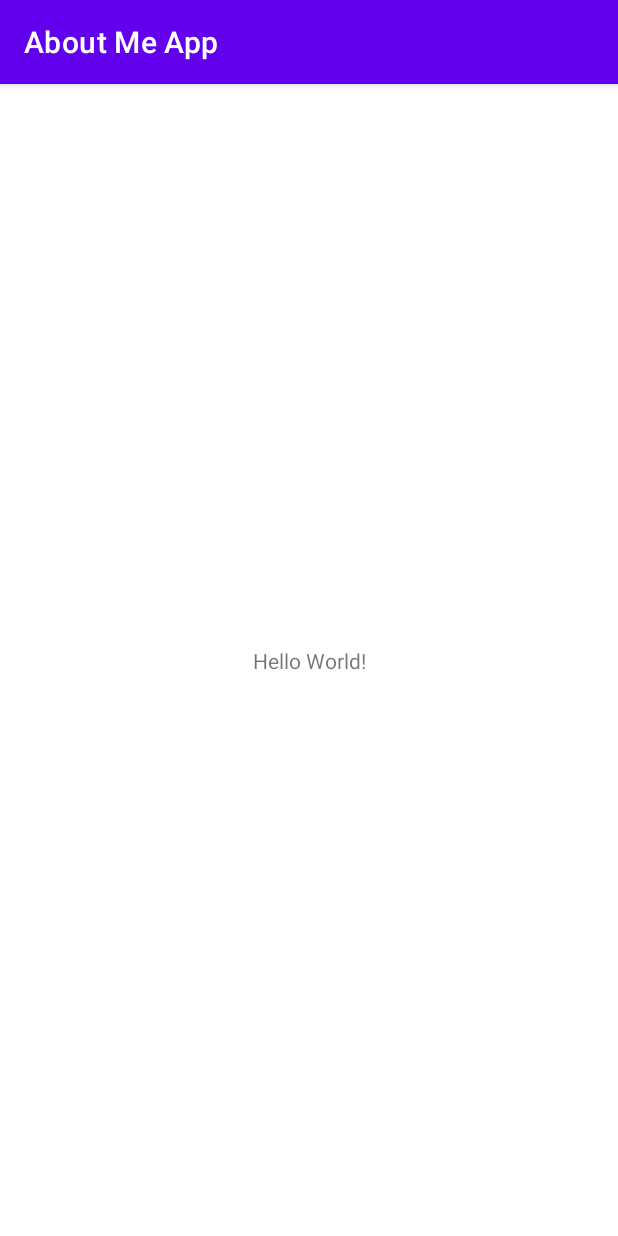
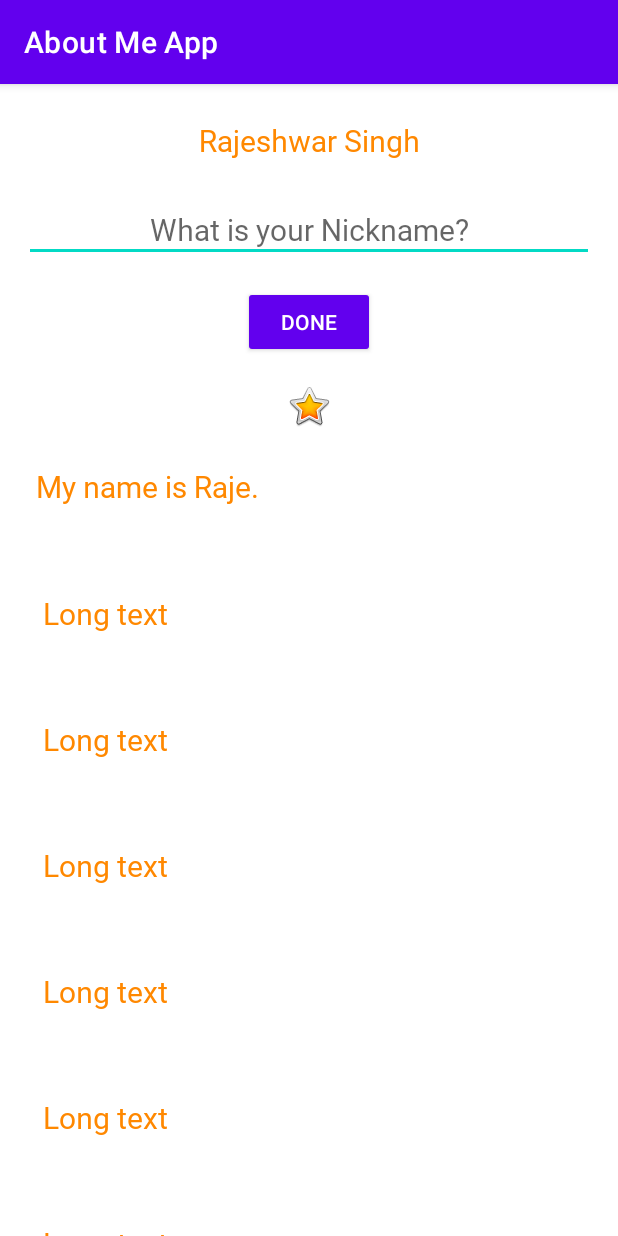
Before and after one commit to rLuciferMorningStar/About-Me-App, an Android app: the screen it shows after launch (MainActivity), on a phone screen of 412 x 824 dp. Run offline under Robolectric (Android 15) with nearby library versions, the phone set to English and light mode, and no system bars; our stand-ins replace data binding.

Commit message:
Commit 2 - Working App

```diff
--- a/app/build.gradle
+++ b/app/build.gradle
@@ -30,6 +30,11 @@ android {
     kotlinOptions {
         jvmTarget = '1.8'
     }
+
+    dataBinding {
+        //noinspection DataBindingWithoutKapt
+        enabled = true
+    }
 }
 
 dependencies {
--- a/app/src/main/java/com/lessontwo/myapplication/MainActivity.kt
+++ b/app/src/main/java/com/lessontwo/myapplication/MainActivity.kt
@@ -1,11 +1,40 @@
 package com.lessontwo.myapplication
 
+import android.content.Context
 import androidx.appcompat.app.AppCompatActivity
 import android.os.Bundle
+import android.view.View
+import android.view.inputmethod.InputMethodManager
+import androidx.databinding.DataBindingUtil
+import com.lessontwo.myapplication.databinding.ActivityMainBinding
 
 class MainActivity : AppCompatActivity() {
+
+    private lateinit var binding: ActivityMainBinding
+    private val myName: MyName = MyName("Rajeshwar Singh")
+
     override fun onCreate(savedInstanceState: Bundle?) {
         super.onCreate(savedInstanceState)
-        setContentView(R.layout.activity_main)
+
+        binding = DataBindingUtil.setContentView(this, R.layout.activity_main)
+        binding.myName = myName
+        binding.doneButton.setOnClickListener {
+            addNickname(it)
+            // (it) refers to the Done button
+        }
+    }
+    private fun addNickname(view: View) {
+        binding.apply {
+            //binding.nicknameText.text = binding.nicknameEdit.text
+            myName?.nickname = nicknameEdit.text.toString()
+            invalidateAll()
+            nicknameEdit.visibility = View.GONE
+            doneButton.visibility = View.GONE
+            nicknameText.visibility = View.VISIBLE
+        }
+
+        //Hiding Keyboard after typing
+        val imm = getSystemService(Context.INPUT_METHOD_SERVICE) as InputMethodManager
+        imm.hideSoftInputFromWindow(view.windowToken, 0)
     }
 }
--- /dev/null
+++ b/app/src/main/java/com/lessontwo/myapplication/MyName.kt
@@ -0,0 +1,3 @@
+package com.lessontwo.myapplication
+
+data class MyName (var name: String = "", var nickname: String = "")
--- a/app/src/main/res/layout/activity_main.xml
+++ b/app/src/main/res/layout/activity_main.xml
@@ -1,18 +1,82 @@
 <?xml version="1.0" encoding="utf-8"?>
-<androidx.constraintlayout.widget.ConstraintLayout xmlns:android="http://schemas.android.com/apk/res/android"
-    xmlns:app="http://schemas.android.com/apk/res-auto"
+
+<layout xmlns:android="http://schemas.android.com/apk/res/android"
+    xmlns:app="http://schemas.android.com/apk/res-auto">
+
+    <data>
+        <variable
+            name="myName"
+            type="com.lessontwo.myapplication.MyName" />
+    </data>
+
+    <LinearLayout
         xmlns:tools="http://schemas.android.com/tools"
         android:layout_width="match_parent"
         android:layout_height="match_parent"
-    tools:context=".MainActivity">
+        android:orientation="vertical"
+        android:paddingStart="@dimen/padding"
+        android:paddingEnd="@dimen/padding"
+        tools:ignore="UseCompoundDrawables">
+
 
         <TextView
+            android:id="@+id/textView"
+            style="@style/nameStyle"
+            android:layout_width="match_parent"
+            android:layout_height="wrap_content"
+            android:text="@={myName.name}"
+            android:textAlignment="center" />
+
+        <EditText
+            android:id="@+id/nicknameEdit"
+            style="@style/nameStyle"
+            android:layout_width="match_parent"
+            android:layout_height="wrap_content"
+            android:ems="10"
+            android:hint="@string/nicknameHint"
+            android:inputType="textPersonName"
+            android:textAlignment="center"
+            android:importantForAutofill="no" />
+
+        <Button
+            android:id="@+id/doneButton"
+            style="@style/Widget.AppCompat.Button.Colored"
             android:layout_width="wrap_content"
             android:layout_height="wrap_content"
-        android:text="Hello World!"
-        app:layout_constraintBottom_toBottomOf="parent"
-        app:layout_constraintLeft_toLeftOf="parent"
-        app:layout_constraintRight_toRightOf="parent"
-        app:layout_constraintTop_toTopOf="parent" />
+            android:layout_gravity="center_horizontal"
+            android:layout_marginTop="@dimen/layoutMargin"
+            android:text="@string/done" />
 
-</androidx.constraintlayout.widget.ConstraintLayout>
+        <TextView
+            android:id="@+id/nicknameText"
+            style="@style/nameStyle"
+            android:layout_width="match_parent"
+            android:layout_height="wrap_content"
+            android:textAlignment="center"
+            android:visibility="gone"
+            android:text="@={myName.nickname}"/>
+
+        <ImageView
+            android:id="@+id/starImage"
+            android:layout_width="match_parent"
+            android:layout_height="wrap_content"
+            android:layout_marginTop="@dimen/layoutMargin"
+            android:contentDescription="@string/yellowStar"
+            app:srcCompat="@android:drawable/btn_star_big_on" />
+
+        <ScrollView
+            android:id="@+id/bioScroll"
+            android:layout_width="match_parent"
+            android:layout_height="match_parent">
+
+
+            <TextView
+                android:id="@+id/bioText"
+                style="@style/nameStyle"
+                android:layout_width="match_parent"
+                android:layout_height="wrap_content"
+                android:lineSpacingMultiplier="1.2"
+                android:text="@string/bio" />
+        </ScrollView>
+    </LinearLayout>
+</layout>
--- /dev/null
+++ b/app/src/main/res/values/dimens.xml
@@ -0,0 +1,7 @@
+<?xml version="1.0" encoding="utf-8"?>
+<resources>
+    <dimen name="textSize">20sp</dimen>
+    <dimen name="smallPadding">8dp</dimen>
+    <dimen name="layoutMargin">16dp</dimen>
+    <dimen name="padding">16dp</dimen>
+</resources>
--- a/app/src/main/res/values/strings.xml
+++ b/app/src/main/res/values/strings.xml
@@ -1,3 +1,17 @@
 <resources>
     <string name="app_name">About Me App</string>
+    <string name="name">Rajeshwar Singh</string>
+    <string name="yellowStar">"Yellow Star"</string>
+    <string name="bio">"My name is Raje.
+        \n\n Long text
+        \n\n Long text
+        \n\n Long text
+        \n\n Long text
+        \n\n Long text
+        \n\n Long text
+        \n\n Long text"
+    </string>
+    <string name="nickname">Nickname</string>
+    <string name="nicknameHint">What is your Nickname?</string>
+    <string name="done">Done</string>
 </resources>
--- /dev/null
+++ b/app/src/main/res/values/styles.xml
@@ -0,0 +1,11 @@
+<?xml version="1.0" encoding="utf-8"?>
+<resources>
+
+    <style name="nameStyle">
+        <item name="android:layout_marginTop">@dimen/layoutMargin</item>
+        <item name="android:fontFamily">@font/roboto</item>
+        <item name="android:padding">@dimen/smallPadding</item>
+        <item name="android:textColor">@android:color/holo_orange_dark</item>
+        <item name="android:textSize">@dimen/textSize</item>
+    </style>
+</resources>
```
Also changed, not shown: app/src/main/res/font/roboto.ttf (added). Lines whose indentation alone changed are shown as unchanged.
